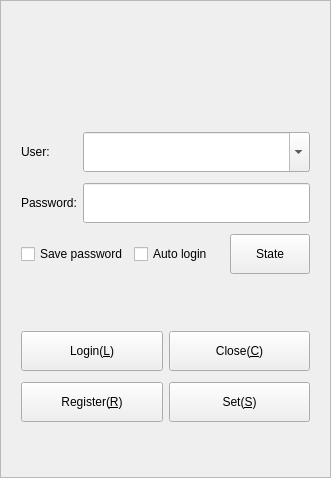
Qt form Widgets/DlgLogin/FrmLogin.ui (KangLin/RabbitIm) before a commit.
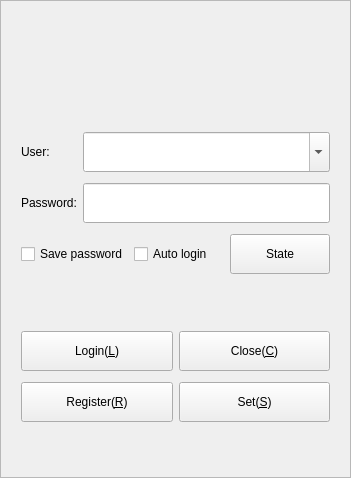
The same form after that commit. Icons and pictures are not drawn.

Commit message: 1、修改程序退出功能 2、修改登录设置界面资源和翻译

Patch:
```diff
--- a/Widgets/DlgLogin/FrmLogin.ui
+++ b/Widgets/DlgLogin/FrmLogin.ui
@@ -6,7 +6,7 @@
    <rect>
     <x>0</x>
     <y>0</y>
-    <width>329</width>
+    <width>350</width>
     <height>478</height>
    </rect>
   </property>
@@ -241,14 +241,14 @@
         <item>
          <widget class="QPushButton" name="pbState">
           <property name="sizePolicy">
-           <sizepolicy hsizetype="Expanding" vsizetype="Fixed">
+           <sizepolicy hsizetype="MinimumExpanding" vsizetype="Fixed">
             <horstretch>0</horstretch>
             <verstretch>0</verstretch>
            </sizepolicy>
           </property>
           <property name="minimumSize">
            <size>
-            <width>0</width>
+            <width>100</width>
             <height>40</height>
            </size>
           </property>
```
Left out of the diff: 4 changed lines with no effect on the pictures. The commit also changes 5 other files.
